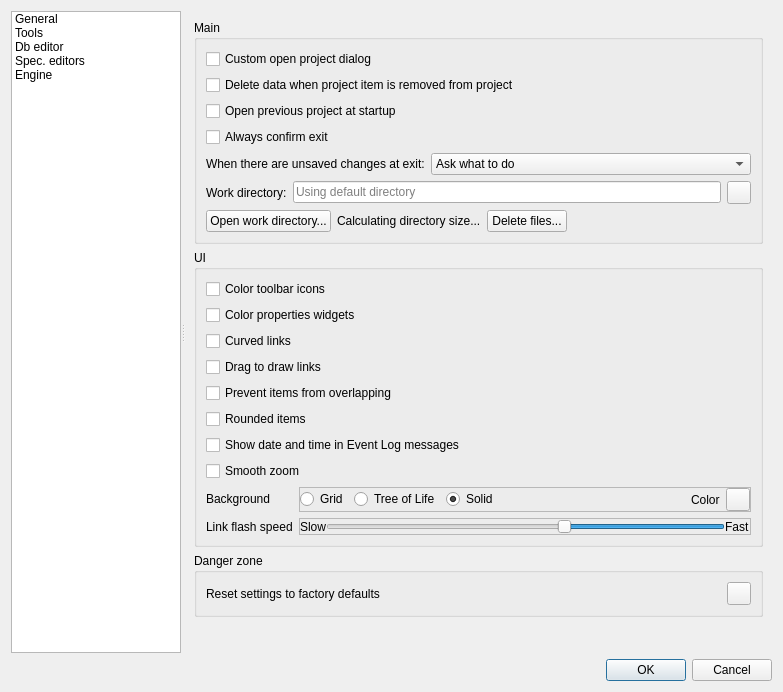
spine-tools/Spine-Toolbox, file spinetoolbox/ui/settings.ui: the form before one commit.
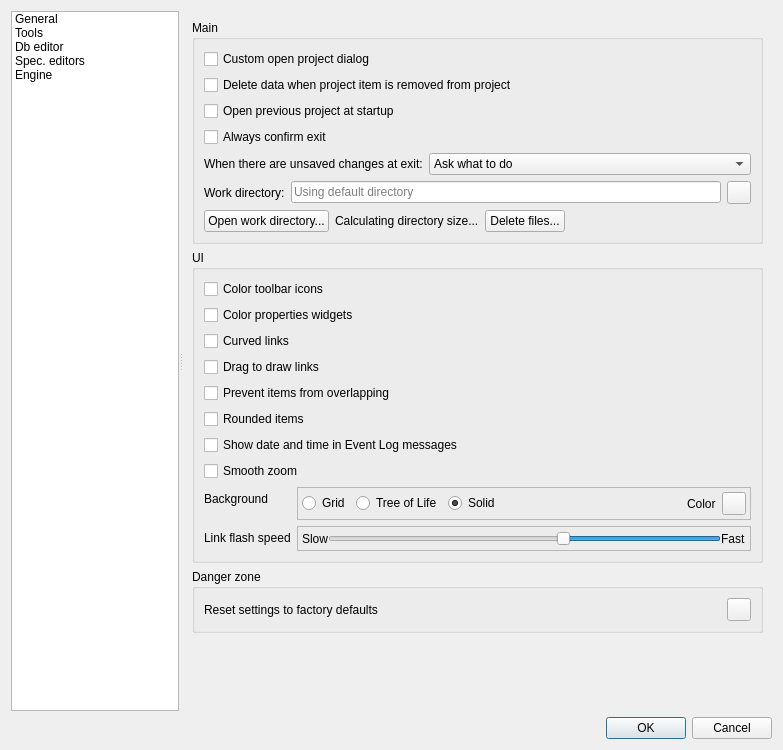
The form after the commit. Icons and pictures are not drawn. Custom widgets are drawn as their Qt base class.

The edit to the form file:
```diff
--- a/spinetoolbox/ui/settings.ui
+++ b/spinetoolbox/ui/settings.ui
@@ -34,8 +34,8 @@
   </property>
   <property name="minimumSize">
    <size>
-    <width>500</width>
-    <height>350</height>
+    <width>700</width>
+    <height>750</height>
    </size>
   </property>
   <property name="maximumSize">
@@ -417,6 +417,9 @@
            </item>
            <item row="8" column="0">
             <layout class="QFormLayout" name="formLayout">
+             <property name="verticalSpacing">
+              <number>6</number>
+             </property>
              <item row="0" column="0">
               <widget class="QLabel" name="label_7">
                <property name="text">
@@ -434,16 +437,16 @@
                </property>
                <layout class="QHBoxLayout" name="horizontalLayout_4">
                 <property name="leftMargin">
-                 <number>0</number>
+                 <number>4</number>
                 </property>
                 <property name="topMargin">
-                 <number>0</number>
+                 <number>4</number>
                 </property>
                 <property name="rightMargin">
-                 <number>0</number>
+                 <number>4</number>
                 </property>
                 <property name="bottomMargin">
-                 <number>0</number>
+                 <number>4</number>
                 </property>
                 <item>
                  <widget class="QRadioButton" name="radioButton_bg_grid">
@@ -525,16 +528,16 @@
                  <number>0</number>
                 </property>
                 <property name="leftMargin">
-                 <number>0</number>
+                 <number>4</number>
                 </property>
                 <property name="topMargin">
-                 <number>0</number>
+                 <number>4</number>
                 </property>
                 <property name="rightMargin">
-                 <number>0</number>
+                 <number>4</number>
                 </property>
                 <property name="bottomMargin">
-                 <number>0</number>
+                 <number>4</number>
                 </property>
                 <item>
                  <widget class="QLabel" name="label_5">
```
